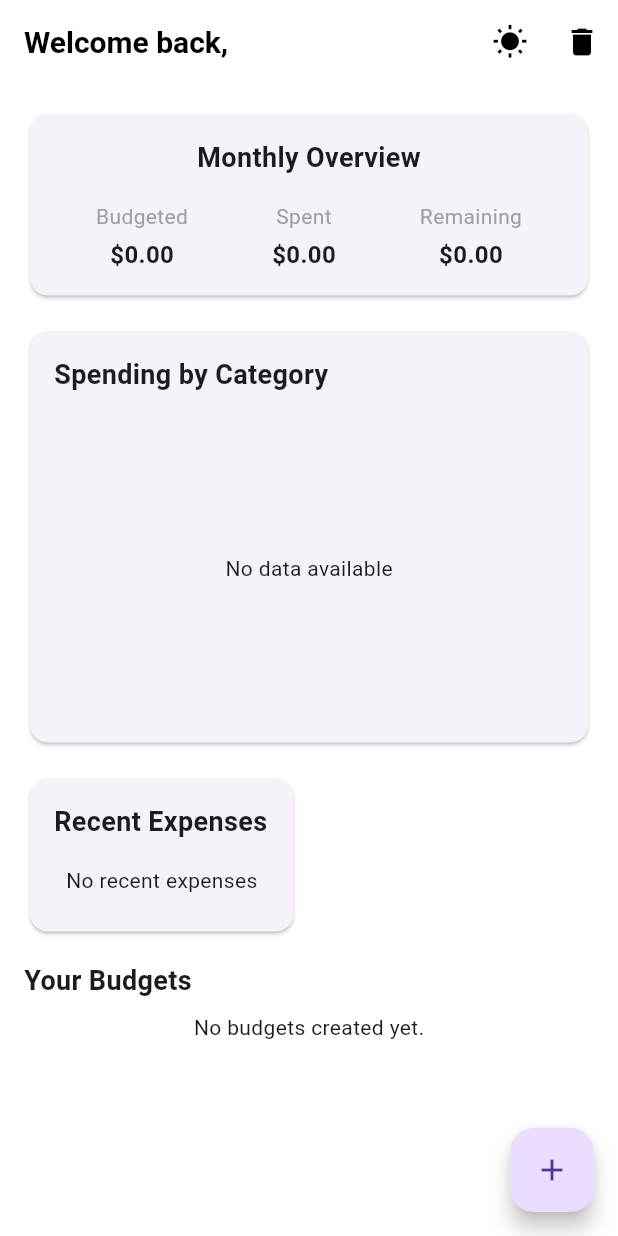
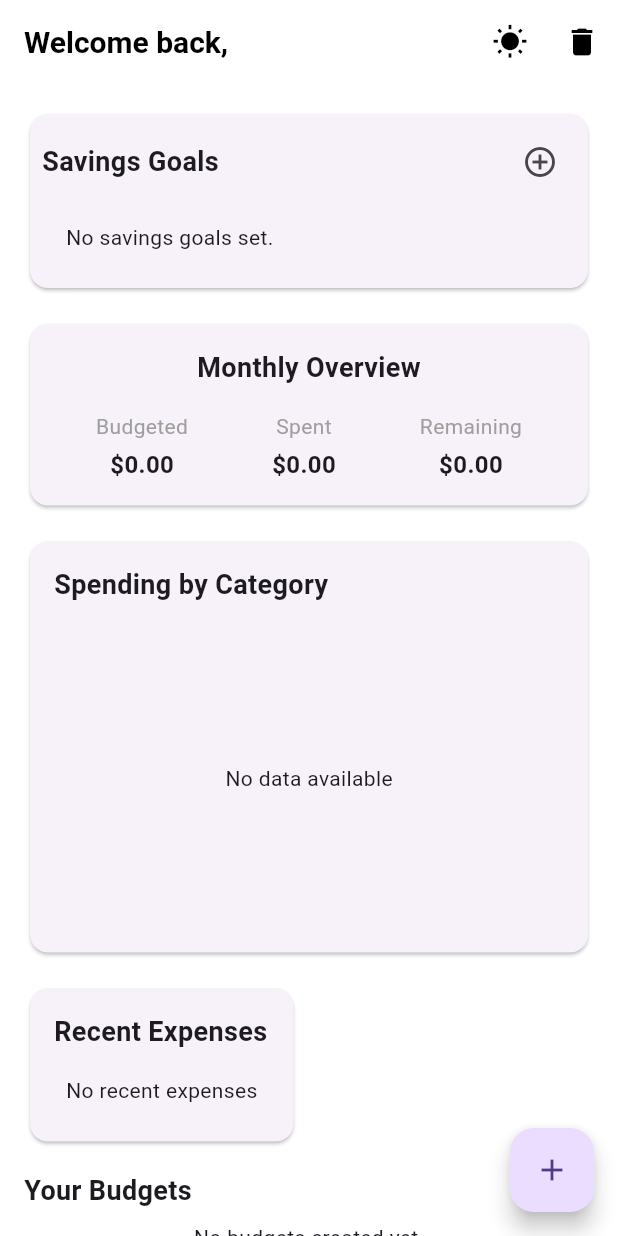
Before and after one commit to ProffMash/Budget-Tracker-App---PLP-Final-Project, a Flutter app: the DashboardPage screen opened directly, on a phone screen of 412 x 824 dp. Run offline on Flutter 3.47's test engine with Material 3 defaults, Android fonts, the phone set to English and light mode, and no system bars; our stand-ins replace fl_chart, fluttertoast, hive, hive_flutter; accounts and stored records are empty.

Commit message:
feat: Implement Savings Goal feature with CRUD operations
- Added SavingsGoal model with Hive type adapter for local storage.
- Created SavingsGoalService for managing savings goals (add, update, delete, retrieve).
- Developed SavingsGoalPage for displaying and managing savings goals with UI.
- Implemented SavingsGoalWidget for reusable savings goal display.
- Integrated Hive for persistent storage of savings goals.

```diff
--- a/lib/main.dart
+++ b/lib/main.dart
@@ -3,6 +3,7 @@ import 'package:hive_flutter/hive_flutter.dart';
 import 'package:budget_app/models/budget.dart';
 import 'package:budget_app/models/expense.dart';
 import 'package:budget_app/models/user.dart';
+import 'package:budget_app/models/savings_goal.dart';
 import 'package:budget_app/pages/splash_page.dart';
 import 'package:budget_app/theme/app_theme.dart';
 import 'package:budget_app/theme/theme_notifier.dart';
@@ -14,9 +15,11 @@ void main() async {
   Hive.registerAdapter(UserAdapter());
   Hive.registerAdapter(BudgetAdapter());
   Hive.registerAdapter(ExpenseAdapter());
+  Hive.registerAdapter(SavingsGoalAdapter());
   await Hive.openBox<User>('users');
   await Hive.openBox<Budget>('budgets');
   await Hive.openBox<Expense>('expenses');
+  await Hive.openBox<SavingsGoal>('savingsGoals');
 
   runApp(
     ThemeProvider(
--- /dev/null
+++ b/lib/models/savings_goal.dart
@@ -0,0 +1,25 @@
+import 'package:hive/hive.dart';
+
+part 'savings_goal.g.dart';
+
+@HiveType(typeId: 3)
+class SavingsGoal extends HiveObject {
+  @HiveField(0)
+  String title;
+
+  @HiveField(1)
+  double targetAmount;
+
+  @HiveField(2)
+  double currentAmount;
+
+  @HiveField(3)
+  DateTime? deadline;
+
+  SavingsGoal({
+    required this.title,
+    required this.targetAmount,
+    this.currentAmount = 0.0,
+    this.deadline,
+  });
+}
--- /dev/null
+++ b/lib/widgets/savings_goal_widget.dart
@@ -0,0 +1,76 @@
+import 'package:flutter/material.dart';
+import 'package:hive_flutter/hive_flutter.dart';
+import '../models/savings_goal.dart';
+
+class SavingsGoalWidget extends StatelessWidget {
+  final VoidCallback? onAdd;
+  final void Function(SavingsGoal goal)? onEdit;
+  const SavingsGoalWidget({Key? key, this.onAdd, this.onEdit})
+      : super(key: key);
+
+  @override
+  Widget build(BuildContext context) {
+    return ValueListenableBuilder(
+      valueListenable: Hive.box<SavingsGoal>('savingsGoals').listenable(),
+      builder: (context, Box<SavingsGoal> box, _) {
+        final goals = box.values.toList();
+        return Card(
+          child: Padding(
+            padding: const EdgeInsets.all(8.0),
+            child: Column(
+              crossAxisAlignment: CrossAxisAlignment.start,
+              children: [
+                Row(
+                  mainAxisAlignment: MainAxisAlignment.spaceBetween,
+                  children: [
+                    const Text(
+                      'Savings Goals',
+                      style:
+                          TextStyle(fontSize: 18, fontWeight: FontWeight.bold),
+                    ),
+                    Row(
+                      children: [
+                        IconButton(
+                          icon: const Icon(Icons.add_circle_outline),
+                          tooltip: 'Add Savings Goal',
+                          onPressed: onAdd,
+                        ),
+                      ],
+                    ),
+                  ],
+                ),
+                if (goals.isEmpty)
+                  const Padding(
+                    padding: EdgeInsets.all(16.0),
+                    child: Text('No savings goals set.'),
+                  )
+                else
+                  ...goals.map((goal) {
+                    final percent = (goal.currentAmount / goal.targetAmount)
+                        .clamp(0.0, 1.0);
+                    return ListTile(
+                      title: Text(goal.title),
+                      subtitle: Column(
+                        crossAxisAlignment: CrossAxisAlignment.start,
+                        children: [
+                          LinearProgressIndicator(value: percent),
+                          const SizedBox(height: 4),
+                          Text(
+                              'Saved: ${goal.currentAmount.toStringAsFixed(2)} / ${goal.targetAmount.toStringAsFixed(2)}'),
+                        ],
+                      ),
+                      trailing: IconButton(
+                        icon: const Icon(Icons.edit),
+                        tooltip: 'Edit Savings Goal',
+                        onPressed: onEdit != null ? () => onEdit!(goal) : null,
+                      ),
+                    );
+                  }).toList(),
+              ],
+            ),
+          ),
+        );
+      },
+    );
+  }
+}
```
Also changed, not shown: lib/pages/dashboard_page.dart (+20 -0 lines), lib/pages/savings_goal_page.dart (added, +252 -0 lines), lib/services/savings_goal_service.dart (added, +28 -0 lines), flutter_01.png (added), lib/models/savings_goal.g.dart (added).
